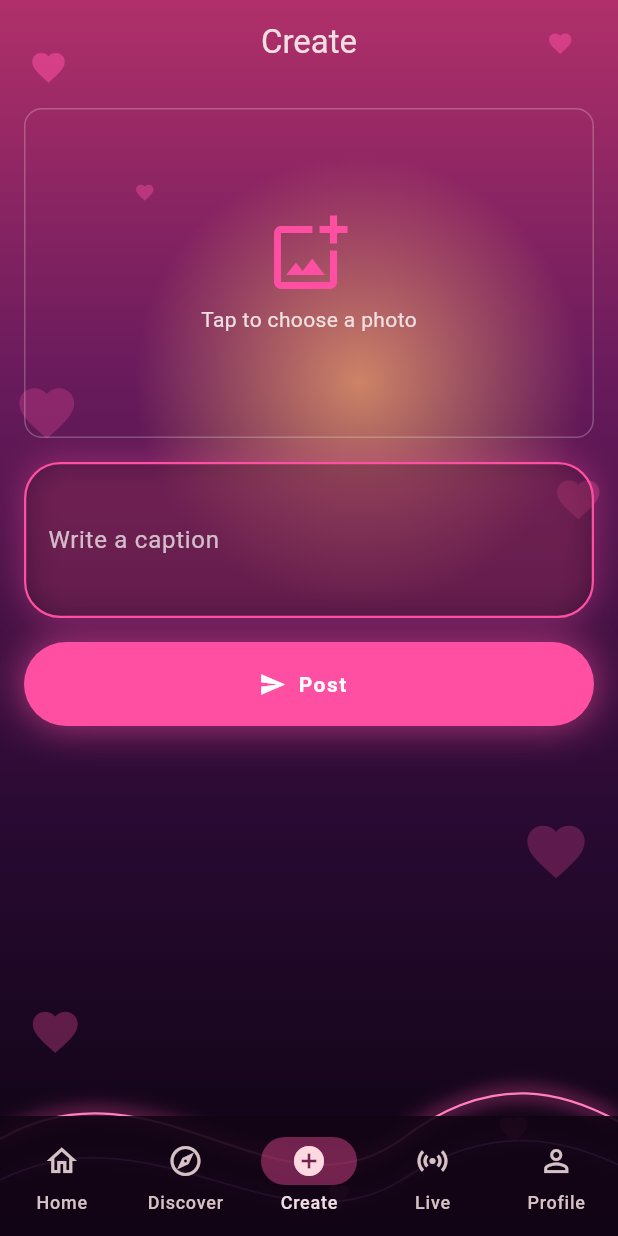
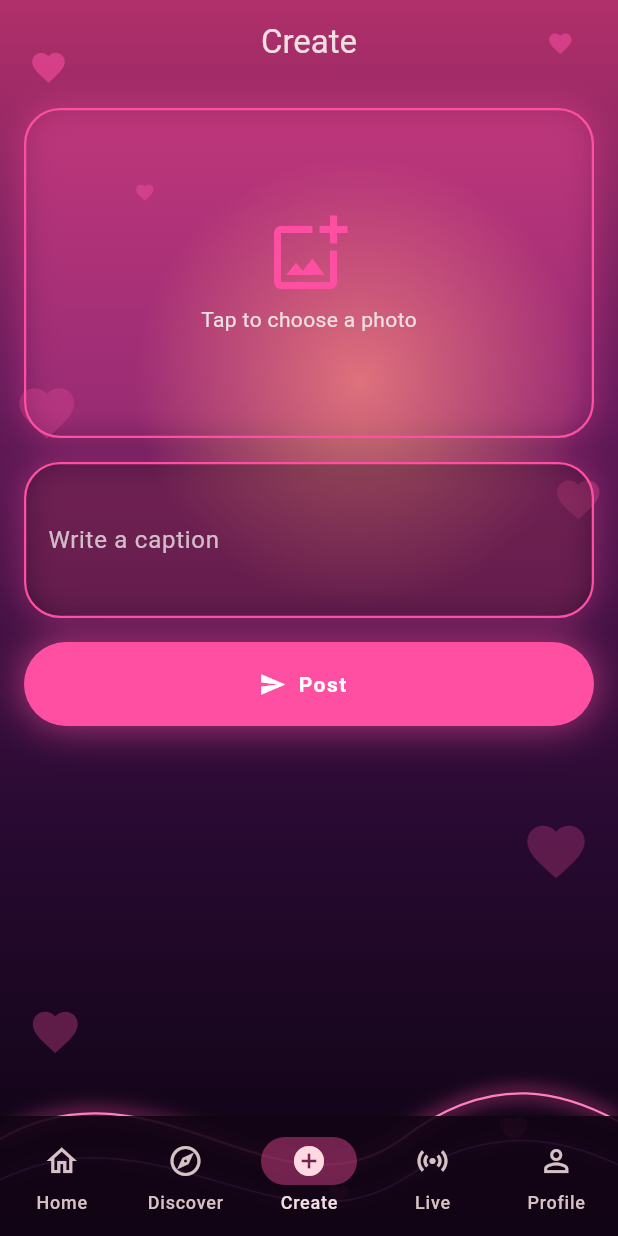
Before and after one commit to creativegames455-creator/VibraX, a Flutter app: the screen it shows once a user with an empty profile is signed in, item 3 of the bottom bar chosen, on a phone screen of 412 x 824 dp. Run offline on Flutter 3.47's test engine with Material 3 defaults, Android fonts, the phone set to English and light mode, and no system bars; our stand-ins replace google_fonts, image_picker, supabase_flutter; accounts and stored records are empty.

Commit message:
Neon photo tile

```diff
--- a/lib/main.dart
+++ b/lib/main.dart
@@ -674,9 +674,12 @@ class _CreateScreenState extends State<CreateScreen> {
               height: 220,
               width: double.infinity,
               decoration: BoxDecoration(
-                border: Border.all(color: Colors.white24),
-                borderRadius: BorderRadius.circular(12),
-              ),
+              border: Border.all(color: kPink, width: 1.5),
+              borderRadius: BorderRadius.circular(24),
+              boxShadow: [
+                BoxShadow(color: kPink.withValues(alpha: 0.35), blurRadius: 18, spreadRadius: 1),
+              ],
+            ),
               child: GestureDetector(
               behavior: HitTestBehavior.opaque,
               onTap: _pick,
@@ -693,7 +696,7 @@ class _CreateScreenState extends State<CreateScreen> {
                       ),
                     )
                   : ClipRRect(
-                      borderRadius: BorderRadius.circular(12),
+                borderRadius: BorderRadius.circular(22),
                       child: Image.memory(_bytes!,
                           fit: BoxFit.cover, width: double.infinity),
                     ),
```
